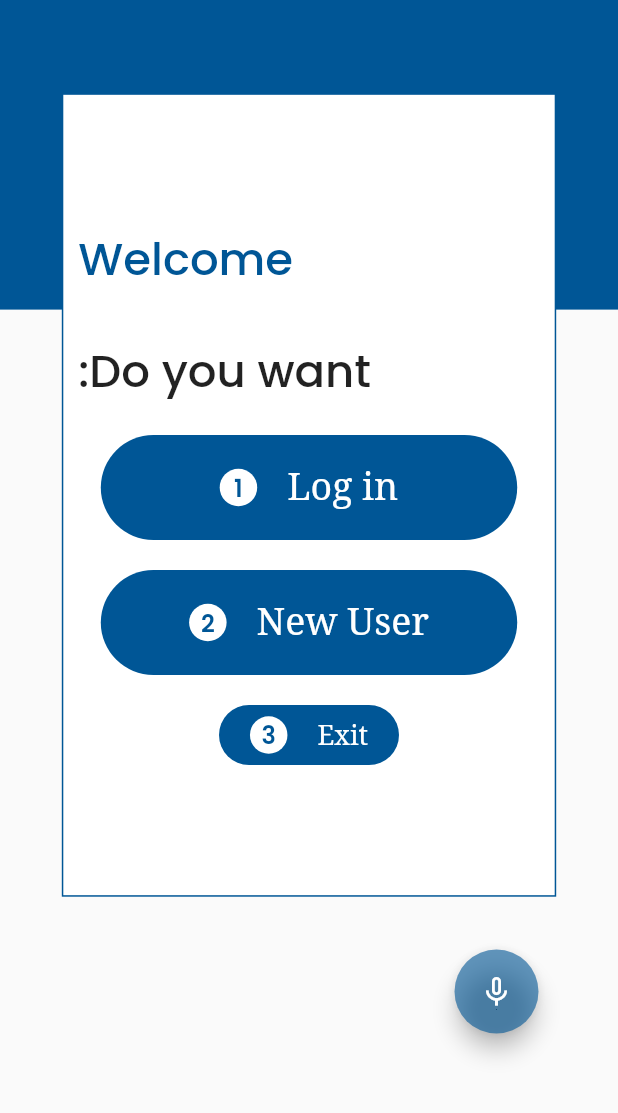
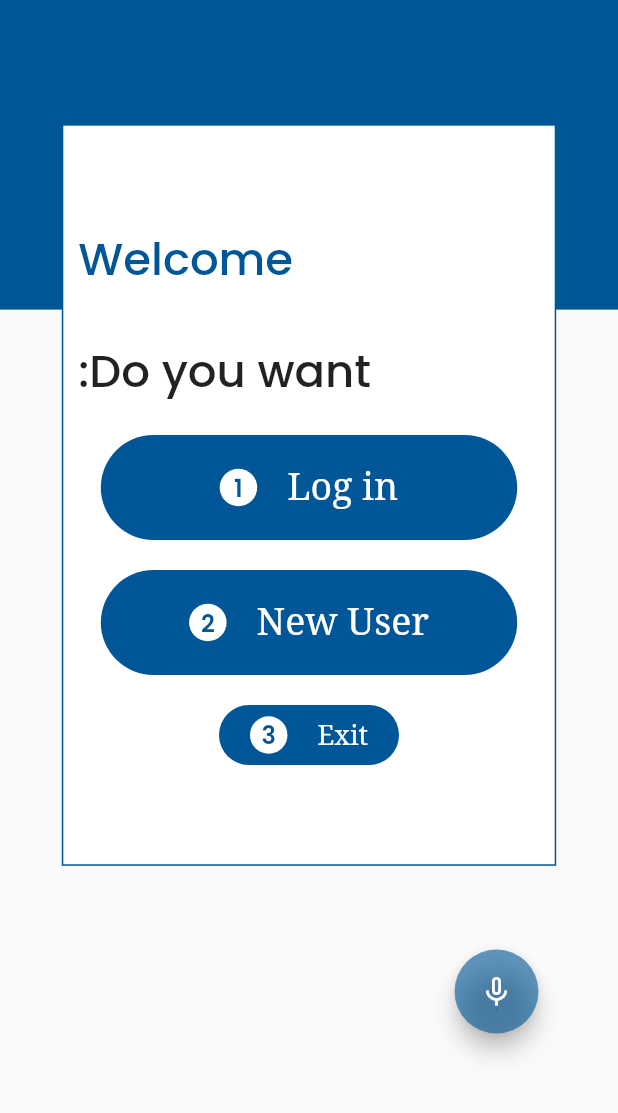
Before and after one commit to Shahzad-Official/ara_smart_app, a Flutter app: the screen it shows after launch, on a phone screen of 412 x 824 dp, the part 123-1236 px from its top. Run offline on Flutter 3.47's test engine with Material 2 defaults, Android fonts, the light colour scheme and no system bars; drawn by our look-alikes of avatar_glow; our stand-ins replace audioplayers, flutter_spinkit, flutter_svg, get, google_fonts, hive and 2 more; accounts and stored records are empty.

Commit message:
screen completed

```diff
--- a/lib/widgets/background_screen.dart
+++ b/lib/widgets/background_screen.dart
@@ -56,7 +56,7 @@ class BackgroundScreen extends StatelessWidget {
               Align(
                 alignment: Alignment.topCenter,
                 child: Container(
-                  height: MediaQuery.of(context).size.height * 0.65,
+                  height: MediaQuery.of(context).size.height * 0.6,
                   width: MediaQuery.of(context).size.width * 0.8,
                   decoration: BoxDecoration(
                     color: Colors.white,
```
